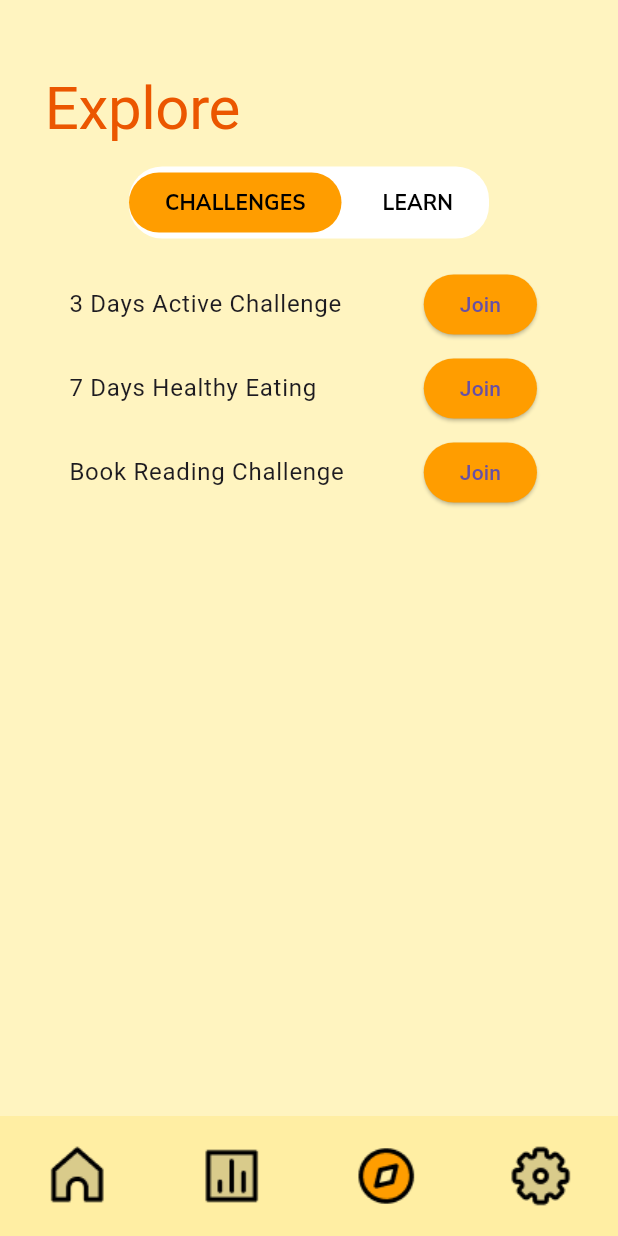
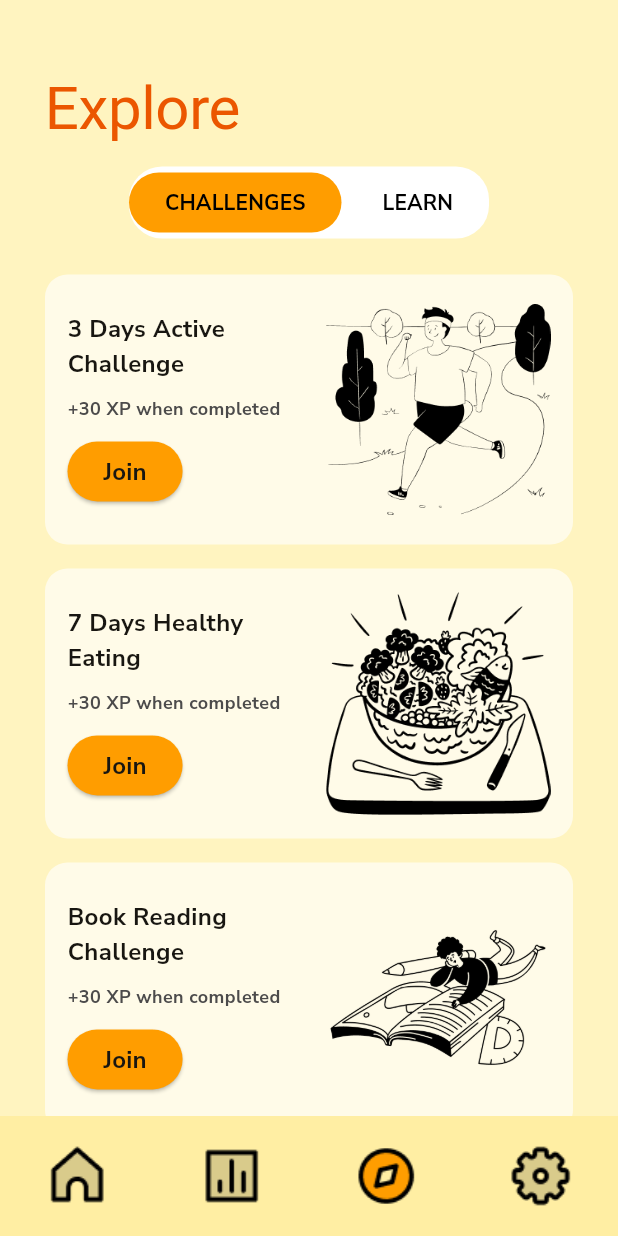
Before and after one commit to kjeegg/STREAKZ, a Flutter app: the screen it shows after launch, swiped to page 3, on a phone screen of 412 x 824 dp. Run offline on Flutter 3.47's test engine with Material 3 defaults, Android fonts, the phone set to English and light mode, and no system bars; our stand-ins replace google_fonts, shared_preferences; Roboto replaces fonts that are missing (Coiny).

Commit message:
added: challenge images to assets, adjusted: challenges tab in explore screen

```diff
--- a/lib/constants/colors.dart
+++ b/lib/constants/colors.dart
@@ -6,3 +6,4 @@ const Color habitSecondary = Color(0xFFFFEEA3);
 const Color habitAccent = Color(0xFFE7CA8F);
 const Color habitAccent2 = Color(0xFFEB5600);
 const Color habitText = Color(0xFF181611);
+const Color habitWhite = Color(0xFFFFFBE8);
--- a/lib/screens/explore_screen.dart
+++ b/lib/screens/explore_screen.dart
@@ -10,10 +10,11 @@ import 'package:google_fonts/google_fonts.dart';
 class ChallengeItem {
   final String title;
   bool isJoined;
-  ChallengeItem({
-    required this.title,
+  String imageSource;
+  ChallengeItem(
+      {required this.title,
       this.isJoined = false,
-  });
+      this.imageSource = 'lib/assets/images/challenge_active.png'});
 }
 
 class ExploreScreen extends StatefulWidget {
@@ -28,9 +29,21 @@ class _ExploreScreenState extends State<ExploreScreen> {
 
   /// Challenge data, each item has a title and joined state
   final List<ChallengeItem> _challenges = [
-    ChallengeItem(title: '3 Days Active Challenge'),
-    ChallengeItem(title: '7 Days Healthy Eating'),
-    ChallengeItem(title: 'Book Reading Challenge'),
+    ChallengeItem(
+        title: '3 Days Active Challenge',
+        imageSource: 'lib/assets/images/challenge_active.png'),
+    ChallengeItem(
+        title: '7 Days Healthy Eating',
+        imageSource: 'lib/assets/images/challenge_eat_healthy.png'),
+    ChallengeItem(
+        title: 'Book Reading Challenge',
+        imageSource: 'lib/assets/images/challenge_read.png'),
+    ChallengeItem(
+        title: 'Gratitude Journal Challenge',
+        imageSource: 'lib/assets/images/challenge_gratitude.png'),
+    ChallengeItem(
+        title: '7 Days Meditation',
+        imageSource: 'lib/assets/images/challenge_meditation.png'),
   ];
 
   /// Learning articles
@@ -45,7 +58,8 @@ class _ExploreScreenState extends State<ExploreScreen> {
     },
     {
       'title': 'Self-Discipline Tips',
-      'url': 'https://www.forbes.com/sites/brentgleeson/2020/08/25/8-powerful-ways-to-cultivate-extreme-self-discipline/',
+      'url':
+          'https://www.forbes.com/sites/brentgleeson/2020/08/25/8-powerful-ways-to-cultivate-extreme-self-discipline/',
     },
   ];
 
@@ -84,7 +98,8 @@ class _ExploreScreenState extends State<ExploreScreen> {
                       style: ButtonStyle(
                         backgroundColor: _selectedTab == 0
                             ? MaterialStateProperty.all<Color>(habitPrimary)
-                            : MaterialStateProperty.all<Color>(Colors.transparent),
+                            : MaterialStateProperty.all<Color>(
+                                Colors.transparent),
                         elevation: MaterialStateProperty.all<double>(0),
                       ),
                       child: Text(
@@ -102,7 +117,8 @@ class _ExploreScreenState extends State<ExploreScreen> {
                       style: ButtonStyle(
                         backgroundColor: _selectedTab == 1
                             ? MaterialStateProperty.all<Color>(habitPrimary)
-                            : MaterialStateProperty.all<Color>(Colors.transparent),
+                            : MaterialStateProperty.all<Color>(
+                                Colors.transparent),
                         elevation: MaterialStateProperty.all<double>(0),
                       ),
                       child: Text(
@@ -137,23 +153,92 @@ class _ExploreScreenState extends State<ExploreScreen> {
       itemCount: _challenges.length,
       itemBuilder: (context, index) {
         final challenge = _challenges[index];
-        return ListTile(
-          title: Text(challenge.title),
-          subtitle: challenge.isJoined
-              ? const Text('You have joined this challenge!')
-              : null,
-          trailing: ElevatedButton(
+        return Container(
+            padding: EdgeInsets.all(15.0),
+            margin: EdgeInsets.symmetric(vertical: 8.0),
+            decoration: BoxDecoration(
+              borderRadius: BorderRadius.circular(15),
+              color: habitWhite,
+            ),
+            child: Row(
+              mainAxisAlignment: MainAxisAlignment.spaceBetween,
+              children: [
+                Container(
+                  height: 150,
+                  child: Column(
+                    crossAxisAlignment: CrossAxisAlignment.start,
+                    mainAxisAlignment: MainAxisAlignment.spaceEvenly,
+                    children: [
+                      Container(
+                        width: 150,
+                        child: Text(
+                          challenge.title,
+                          style: GoogleFonts.nunitoSans(
+                            fontWeight: FontWeight.w700,
+                            fontSize: 16,
+                            color: habitText,
+                          ),
+                        ),
+                      ),
+                      Container(
+                        width: 150,
+                        child: Text(
+                          '+30 XP when completed',
+                          style: GoogleFonts.nunitoSans(
+                            fontWeight: FontWeight.w700,
+                            fontSize: 12,
+                            color: const Color.fromARGB(255, 76, 75, 75),
+                          ),
+                        ),
+                      ),
+                      ElevatedButton(
                         onPressed: () {
                           setState(() {
                             challenge.isJoined = !challenge.isJoined;
                           });
                         },
                         style: ElevatedButton.styleFrom(
-              backgroundColor: challenge.isJoined ? Colors.grey : habitPrimary,
+                          backgroundColor:
+                              challenge.isJoined ? habitAccent : habitPrimary,
                         ),
-            child: Text(challenge.isJoined ? 'Leave' : 'Join'),
+                        child: Text(
+                          challenge.isJoined ? 'Leave' : 'Join',
+                          style: GoogleFonts.nunitoSans(
+                            fontSize: 16,
+                            fontWeight: FontWeight.w700,
+                            color: challenge.isJoined ? const Color.fromARGB(255, 94, 93, 93) : habitText,
                           ),
-        );
+                          ),
+                      ),
+                    ],
+                  ),
+                ),
+                Container(
+                  child: Image.asset(
+                    challenge.imageSource,
+                    width: 150,
+                    height: 150,
+                  ),
+                ),
+              ],
+            ));
+        // return ListTile(
+        //   title: Text(challenge.title),
+        //   subtitle: challenge.isJoined
+        //       ? const Text('You have joined this challenge!')
+        //       : null,
+        //   trailing: ElevatedButton(
+        //     onPressed: () {
+        //       setState(() {
+        //         challenge.isJoined = !challenge.isJoined;
+        //       });
+        //     },
+        //     style: ElevatedButton.styleFrom(
+        //       backgroundColor: challenge.isJoined ? Colors.grey : habitPrimary,
+        //     ),
+        //     child: Text(challenge.isJoined ? 'Leave' : 'Join'),
+        //   ),
+        // );
       },
     );
   }
```
Also changed, not shown: lib/assets/images/challenge_active.png (added), lib/assets/images/challenge_code.png (added), lib/assets/images/challenge_eat_healthy.png (added), lib/assets/images/challenge_gratitude.png (added), lib/assets/images/challenge_meditation.png (added), lib/assets/images/challenge_read.png (added), 1 other file. Lines whose indentation alone changed are shown as unchanged.
